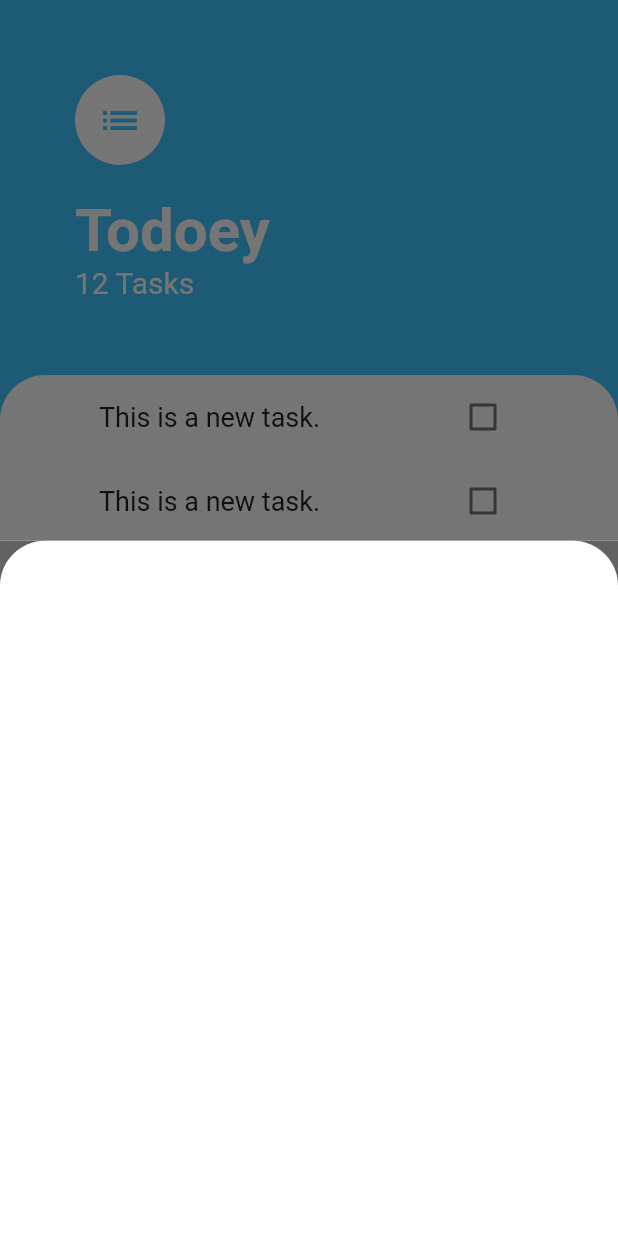
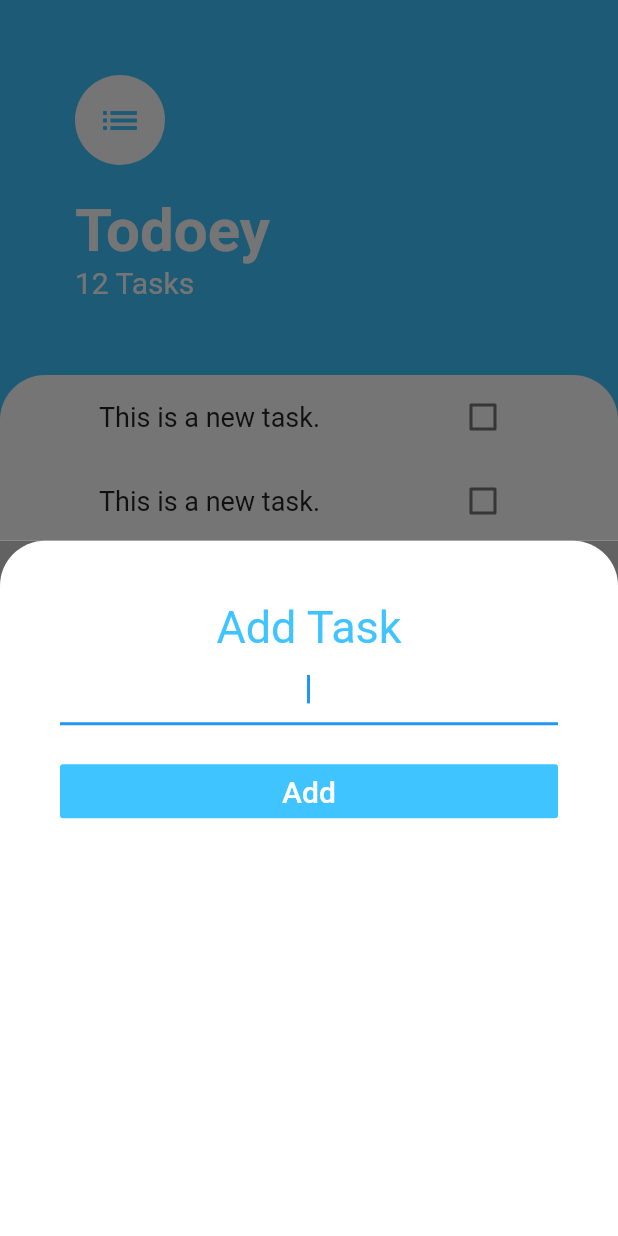
Before and after one commit to mimifi/todoey, a Flutter app: the screen it shows after launch, after a tap on the "add" icon, on a phone screen of 412 x 824 dp. Run offline on Flutter 3.47's test engine with Material 2 defaults, Android fonts, the phone set to English and light mode, and no system bars.

Commit message:
Extract the AddTaskScreen in a separate file and complete the screen.

```diff
--- /dev/null
+++ b/lib/screens/add_task_screen.dart
@@ -0,0 +1,57 @@
+import 'package:flutter/material.dart';
+
+class AddTaskScreen extends StatelessWidget {
+  @override
+  Widget build(BuildContext context) {
+    return Container(
+      color: Color(0xFF626262),
+      child: Container(
+        decoration: BoxDecoration(
+            color: Colors.white,
+            borderRadius: BorderRadius.only(
+              topRight: Radius.circular(30.0),
+              topLeft: Radius.circular(30.0),
+            )),
+        child: Padding(
+          padding: EdgeInsets.all(40.0),
+          child: Column(
+            children: <Widget>[
+              Text(
+                'Add Task',
+                style: TextStyle(
+                  color: Colors.lightBlueAccent,
+                  fontSize: 30.0,
+                ),
+              ),
+              TextField(
+                autofocus: true,
+                textAlign: TextAlign.center,
+                onChanged: (value) {
+                  print(value);
+                },
+              ),
+              SizedBox(height: 20.0),
+              Container(
+                width: double.infinity,
+                child: FlatButton(
+                  color: Colors.lightBlueAccent,
+                  onPressed: () {
+                    print('Hello');
+                  },
+                  disabledColor: Colors.lightBlueAccent,
+                  child: Text(
+                    'Add',
+                    style: TextStyle(
+                      color: Colors.white,
+                      fontSize: 20.0,
+                    ),
+                  ),
+                ),
+              )
+            ],
+          ),
+        ),
+      ),
+    );
+  }
+}
--- a/lib/screens/tasks_screen.dart
+++ b/lib/screens/tasks_screen.dart
@@ -1,21 +1,8 @@
 import 'package:flutter/material.dart';
 import 'package:todoey/Widgets/tasks_list.dart';
+import 'package:todoey/screens/add_task_screen.dart';
 
 class TasksScreen extends StatelessWidget {
-  Widget addTaskScreen(context) {
-    return Container(
-      color: Color(0xFF626262),
-      child: Container(
-        decoration: BoxDecoration(
-            color: Colors.white,
-            borderRadius: BorderRadius.only(
-              topRight: Radius.circular(30.0),
-              topLeft: Radius.circular(30.0),
-            )),
-      ),
-    );
-  }
-
   @override
   Widget build(BuildContext context) {
     return Scaffold(
@@ -26,7 +13,7 @@ class TasksScreen extends StatelessWidget {
         onPressed: () {
           showModalBottomSheet(
             context: context,
-            builder: addTaskScreen,
+            builder: (context) => AddTaskScreen(),
           );
           // slide up add task page
         },
```
